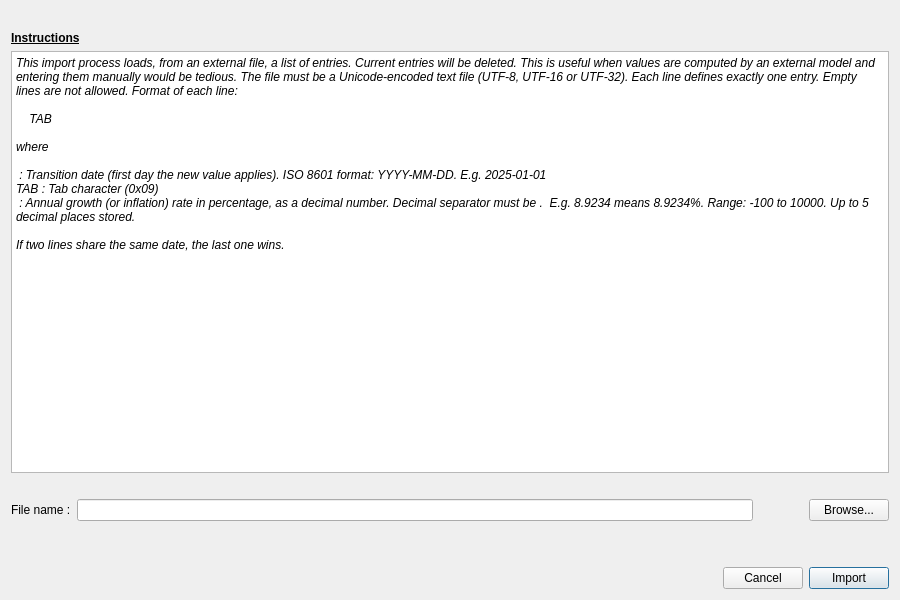
Before: the Qt Designer form src/loadvariablegrowthtextfiledialog.ui in redmoon1945/gbp, drawn with Qt 5.
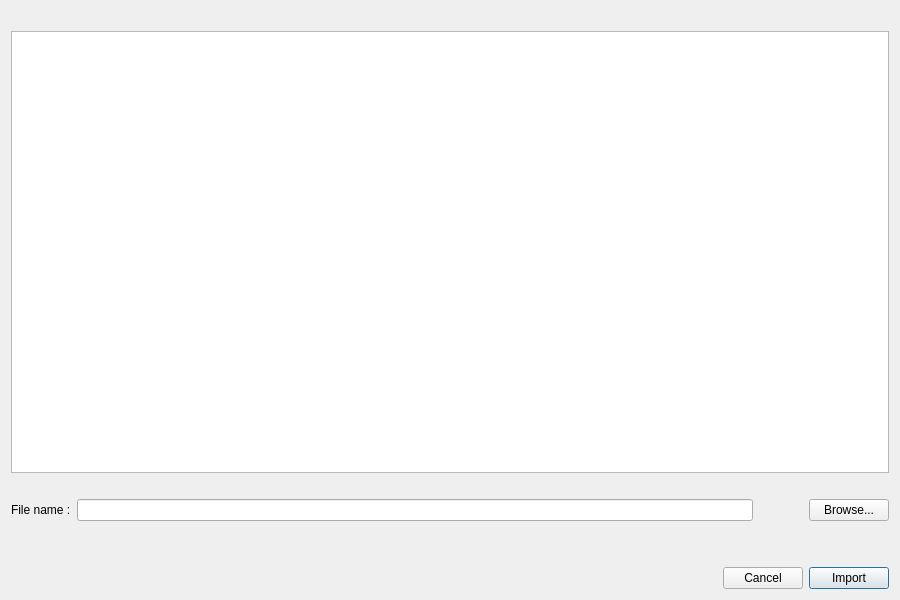
After: the same form once the commit is applied.

```diff
--- a/src/loadvariablegrowthtextfiledialog.ui
+++ b/src/loadvariablegrowthtextfiledialog.ui
@@ -36,37 +36,9 @@
       </spacer>
      </item>
      <item>
-      <widget class="QLabel" name="instructionslabel">
-       <property name="font">
-        <font>
-         <bold>true</bold>
-         <underline>true</underline>
-        </font>
-       </property>
-       <property name="text">
-        <string>Instructions</string>
-       </property>
-      </widget>
-     </item>
-     <item>
-      <widget class="QPlainTextEdit" name="instructionsPlainTextEdit">
-       <property name="font">
-        <font>
-         <italic>true</italic>
-        </font>
-       </property>
-       <property name="plainText">
-        <string>This import process loads, from an external file, a list of entries. Current entries will be deleted. This is useful when values are computed by an external model and entering them manually would be tedious. The file must be a Unicode-encoded text file (UTF-8, UTF-16 or UTF-32). Each line defines exactly one entry. Empty lines are not allowed. Format of each line: 
-
-    &lt;date&gt;TAB&lt;growth&gt;
-
-where
-
-&lt;date&gt; : Transition date (first day the new value applies). ISO 8601 format: YYYY-MM-DD. E.g. 2025-01-01
-TAB : Tab character (0x09)
-&lt;growth&gt; : Annual growth (or inflation) rate in percentage, as a decimal number. Decimal separator must be .  E.g. 8.9234 means 8.9234%. Range: -100 to 10000. Up to 5 decimal places stored.
-
-If two lines share the same date, the last one wins. </string>
+      <widget class="QTextEdit" name="instructionsTextEdit">
+       <property name="readOnly">
+        <bool>true</bool>
        </property>
       </widget>
      </item>
```
